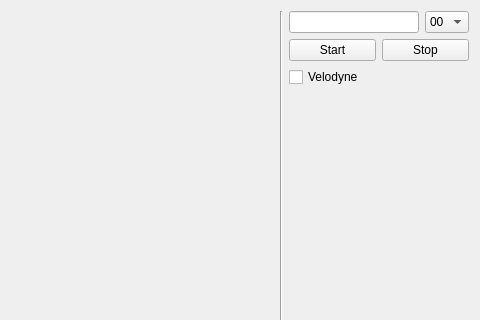
The window that src/window.ui (youngsikshin/kitti-player-lcm) describes before a commit, drawn with Qt 5; both pictures show x 537 to 1017 and y 0 to 320 of the 1017 by 591 pixel window.
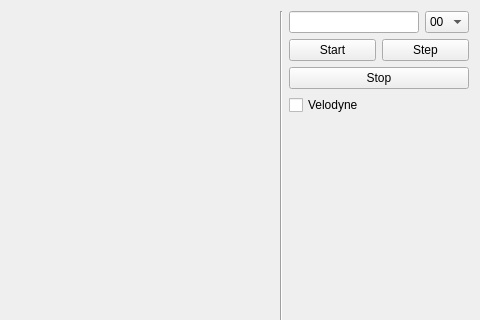
The same window after the commit. Custom widgets are drawn as their Qt base class.

Commit message: add step func

What changed in the file:
```diff
--- a/src/window.ui
+++ b/src/window.ui
@@ -148,14 +148,21 @@
           </widget>
          </item>
          <item>
-          <widget class="QPushButton" name="stopButton">
+          <widget class="QPushButton" name="stepButton">
            <property name="text">
-            <string>Stop</string>
+            <string>Step</string>
            </property>
           </widget>
          </item>
         </layout>
        </item>
+       <item>
+        <widget class="QPushButton" name="stopButton">
+         <property name="text">
+          <string>Stop</string>
+         </property>
+        </widget>
+       </item>
        <item>
         <widget class="QCheckBox" name="vlpCheckBox">
          <property name="text">
```
The commit also changes 3 other files.
